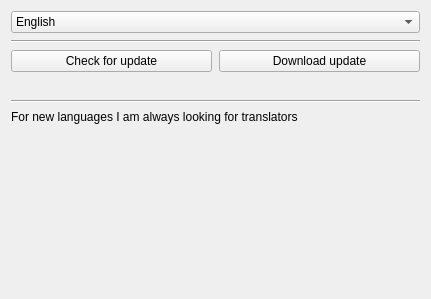
Qt form src/Gui/Preferences/Language/GUI_LanguagePreferences.ui (Inferno214221/sayonara-player) before a commit.
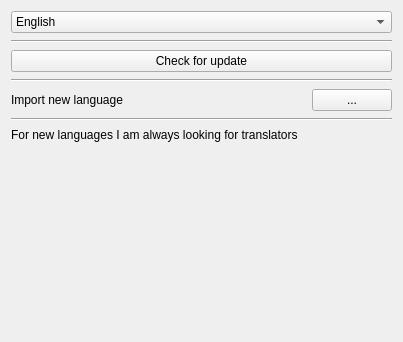
The same form after that commit. Custom widgets are drawn as their Qt base class.

Commit message: Language preferences update

Diff of the .ui file:
```diff
--- a/src/Gui/Preferences/Language/GUI_LanguagePreferences.ui
+++ b/src/Gui/Preferences/Language/GUI_LanguagePreferences.ui
@@ -6,59 +6,14 @@
    <rect>
     <x>0</x>
     <y>0</y>
-    <width>431</width>
-    <height>299</height>
+    <width>403</width>
+    <height>342</height>
    </rect>
   </property>
   <layout class="QGridLayout" name="gridLayout">
    <property name="spacing">
     <number>7</number>
    </property>
-   <item row="6" column="0">
-    <widget class="Line" name="line_2">
-     <property name="orientation">
-      <enum>Qt::Horizontal</enum>
-     </property>
-    </widget>
-   </item>
-   <item row="4" column="0">
-    <layout class="QHBoxLayout" name="horizontalLayout">
-     <item>
-      <widget class="QPushButton" name="btnCheckForUpdate">
-       <property name="text">
-        <string>Check for update</string>
-       </property>
-      </widget>
-     </item>
-     <item>
-      <widget class="QPushButton" name="btnDownload">
-       <property name="text">
-        <string>Download update</string>
-       </property>
-      </widget>
-     </item>
-    </layout>
-   </item>
-   <item row="5" column="0">
-    <widget class="QLabel" name="labUpdateInfo">
-     <property name="text">
-      <string notr="true"/>
-     </property>
-    </widget>
-   </item>
-   <item row="9" column="0">
-    <spacer name="verticalSpacer">
-     <property name="orientation">
-      <enum>Qt::Vertical</enum>
-     </property>
-     <property name="sizeHint" stdset="0">
-      <size>
-       <width>20</width>
-       <height>40</height>
-      </size>
-     </property>
-    </spacer>
-   </item>
    <item row="0" column="0">
     <widget class="Gui::ComboBox" name="comboLanguages">
      <property name="currentText">
@@ -71,6 +26,13 @@
      </item>
     </widget>
    </item>
+   <item row="5" column="0">
+    <widget class="Line" name="line_2">
+     <property name="orientation">
+      <enum>Qt::Horizontal</enum>
+     </property>
+    </widget>
+   </item>
    <item row="3" column="0">
     <widget class="Line" name="line">
      <property name="orientation">
@@ -78,7 +40,49 @@
      </property>
     </widget>
    </item>
-   <item row="8" column="0">
+   <item row="4" column="0">
+    <layout class="QHBoxLayout" name="horizontalLayout">
+     <item>
+      <widget class="QPushButton" name="btnCheckForUpdate">
+       <property name="text">
+        <string>Check for update</string>
+       </property>
+      </widget>
+     </item>
+    </layout>
+   </item>
+   <item row="6" column="0">
+    <layout class="QHBoxLayout" name="horizontalLayout_2">
+     <item>
+      <widget class="QLabel" name="label">
+       <property name="text">
+        <string>Import new language</string>
+       </property>
+      </widget>
+     </item>
+     <item>
+      <widget class="QPushButton" name="btnImport">
+       <property name="sizePolicy">
+        <sizepolicy hsizetype="Maximum" vsizetype="Fixed">
+         <horstretch>0</horstretch>
+         <verstretch>0</verstretch>
+        </sizepolicy>
+       </property>
+       <property name="text">
+        <string notr="true">...</string>
+       </property>
+      </widget>
+     </item>
+    </layout>
+   </item>
+   <item row="7" column="0">
+    <widget class="Line" name="line_3">
+     <property name="orientation">
+      <enum>Qt::Horizontal</enum>
+     </property>
+    </widget>
+   </item>
+   <item row="9" column="0">
     <widget class="QLabel" name="labLink">
      <property name="text">
       <string notr="true"/>
@@ -91,7 +95,7 @@
      </property>
     </widget>
    </item>
-   <item row="7" column="0">
+   <item row="8" column="0">
     <widget class="QLabel" name="label_2">
      <property name="text">
       <string>For new languages I am always looking for translators</string>
@@ -101,6 +105,19 @@
      </property>
     </widget>
    </item>
+   <item row="10" column="0">
+    <spacer name="verticalSpacer">
+     <property name="orientation">
+      <enum>Qt::Vertical</enum>
+     </property>
+     <property name="sizeHint" stdset="0">
+      <size>
+       <width>20</width>
+       <height>40</height>
+      </size>
+     </property>
+    </spacer>
+   </item>
   </layout>
  </widget>
  <customwidgets>
```
The commit also changes 13 other files.
